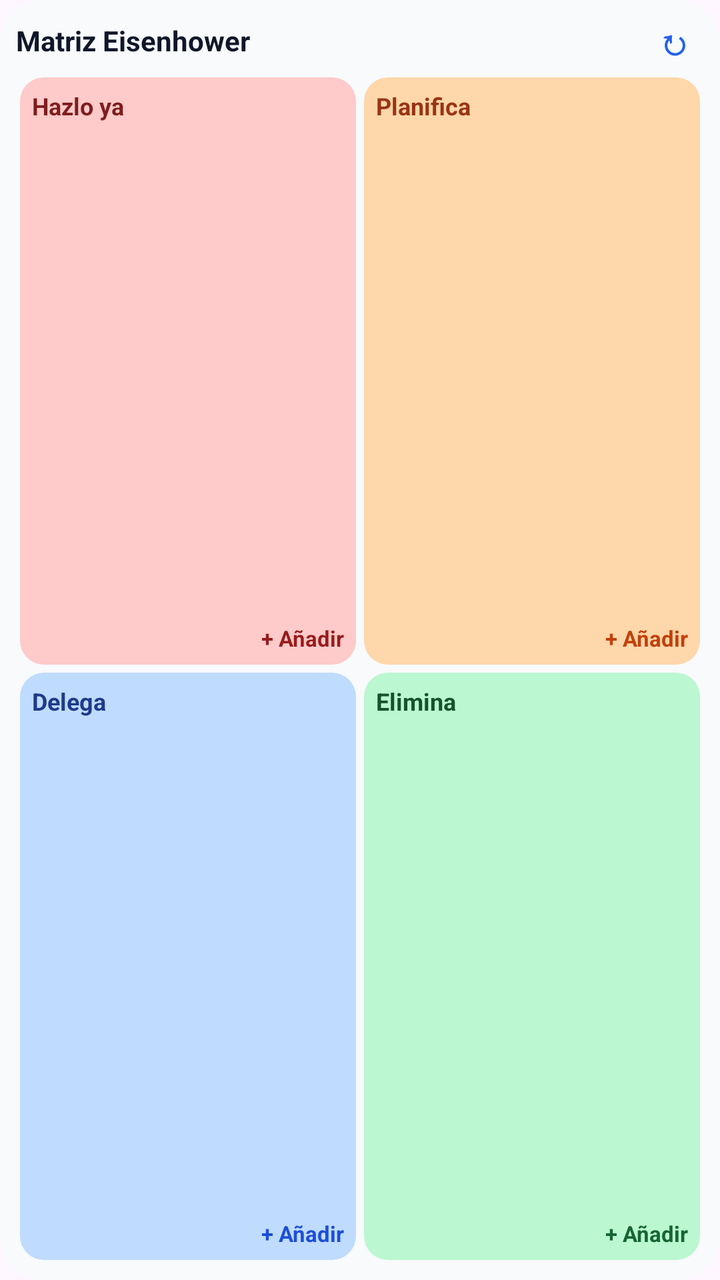
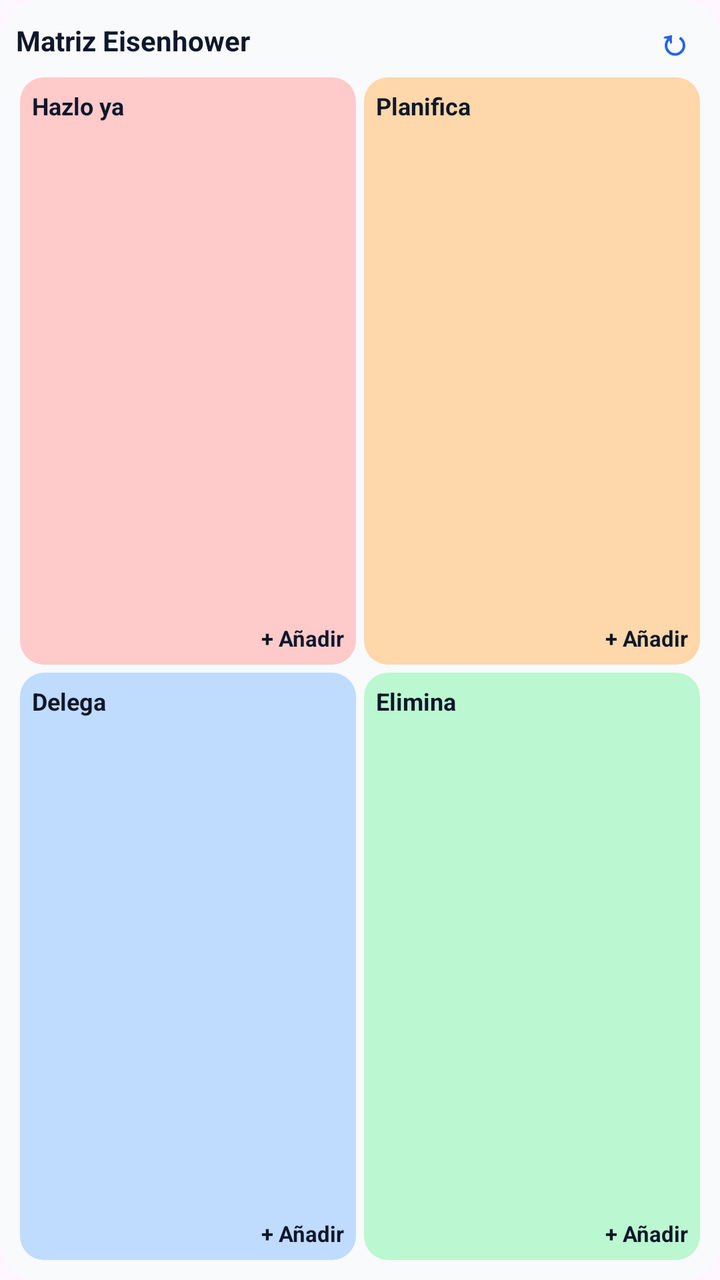

Two renders of the same Android screen: before a commit and after it. Below are the layout's source before the change and the commit's diff.
<!-- AndroidManifest.xml: application theme AppTheme -->
<!-- res/layout/eisenhower_widget.xml -->
<?xml version="1.0" encoding="utf-8"?>
<LinearLayout xmlns:android="http://schemas.android.com/apk/res/android"
    android:id="@+id/widget_root"
    android:layout_width="match_parent"
    android:layout_height="match_parent"
    android:background="@drawable/bg_widget"
    android:orientation="vertical"
    android:padding="8dp">

    <LinearLayout
        android:layout_width="match_parent"
        android:layout_height="wrap_content"
        android:gravity="center_vertical"
        android:orientation="horizontal"
        android:paddingBottom="4dp">

        <TextView
            android:id="@+id/widget_header"
            android:layout_width="0dp"
            android:layout_height="wrap_content"
            android:layout_weight="1"
            android:ellipsize="end"
            android:maxLines="1"
            android:text="@string/widget_header"
            android:textColor="#0F172A"
            android:textSize="14sp"
            android:textStyle="bold" />

        <TextView
            android:id="@+id/widget_sync"
            android:layout_width="wrap_content"
            android:layout_height="wrap_content"
            android:paddingStart="10dp"
            android:paddingEnd="6dp"
            android:text="↻"
            android:textColor="#2563EB"
            android:textSize="18sp"
            android:textStyle="bold" />
    </LinearLayout>

    <LinearLayout
        android:layout_width="match_parent"
        android:layout_height="0dp"
        android:layout_weight="1"
        android:baselineAligned="false"
        android:orientation="horizontal">

        
        <LinearLayout
            android:layout_width="0dp"
            android:layout_height="match_parent"
            android:layout_weight="1"
            android:orientation="vertical">

            <LinearLayout
                android:id="@+id/q1_card"
                android:layout_width="match_parent"
                android:layout_height="0dp"
                android:layout_margin="2dp"
                android:layout_weight="1"
                android:background="@drawable/bg_q1"
                android:orientation="vertical"
                android:padding="6dp">

                <TextView
                    android:id="@+id/q1_title"
                    android:layout_width="match_parent"
                    android:layout_height="wrap_content"
                    android:ellipsize="end"
                    android:maxLines="1"
                    android:text="@string/q1_title"
                    android:textColor="#7F1D1D"
                    android:textSize="12sp"
                    android:textStyle="bold" />

                <LinearLayout
                    android:id="@+id/q1_tasks"
                    android:layout_width="match_parent"
                    android:layout_height="0dp"
                    android:layout_weight="1"
                    android:orientation="vertical"
                    android:paddingTop="2dp" />

                <TextView
                    android:id="@+id/q1_add"
                    android:layout_width="match_parent"
                    android:layout_height="wrap_content"
                    android:gravity="end"
                    android:paddingTop="2dp"
                    android:text="@string/add_task"
                    android:textColor="#991B1B"
                    android:textSize="11sp"
                    android:textStyle="bold" />
            </LinearLayout>

            <LinearLayout
                android:id="@+id/q3_card"
                android:layout_width="match_parent"
                android:layout_height="0dp"
                android:layout_margin="2dp"
                android:layout_weight="1"
                android:background="@drawable/bg_q3"
                android:orientation="vertical"
                android:padding="6dp">

                <TextView
                    android:id="@+id/q3_title"
                    android:layout_width="match_parent"
                    android:layout_height="wrap_content"
                    android:ellipsize="end"
                    android:maxLines="1"
                    android:text="@string/q3_title"
                    android:textColor="#1E3A8A"
                    android:textSize="12sp"
                    android:textStyle="bold" />

                <LinearLayout
                    android:id="@+id/q3_tasks"
                    android:layout_width="match_parent"
                    android:layout_height="0dp"
                    android:layout_weight="1"
                    android:orientation="vertical"
                    android:paddingTop="2dp" />

                <TextView
                    android:id="@+id/q3_add"
                    android:layout_width="match_parent"
                    android:layout_height="wrap_content"
                    android:gravity="end"
                    android:paddingTop="2dp"
                    android:text="@string/add_task"
                    android:textColor="#1D4ED8"
                    android:textSize="11sp"
                    android:textStyle="bold" />
            </LinearLayout>
        </LinearLayout>

        
        <LinearLayout
            android:layout_width="0dp"
            android:layout_height="match_parent"
            android:layout_weight="1"
            android:orientation="vertical">

            <LinearLayout
                android:id="@+id/q2_card"
                android:layout_width="match_parent"
                android:layout_height="0dp"
                android:layout_margin="2dp"
                android:layout_weight="1"
                android:background="@drawable/bg_q2"
                android:orientation="vertical"
                android:padding="6dp">

                <TextView
                    android:id="@+id/q2_title"
                    android:layout_width="match_parent"
                    android:layout_height="wrap_content"
                    android:ellipsize="end"
                    android:maxLines="1"
                    android:text="@string/q2_title"
                    android:textColor="#9A3412"
                    android:textSize="12sp"
                    android:textStyle="bold" />

                <LinearLayout
                    android:id="@+id/q2_tasks"
                    android:layout_width="match_parent"
                    android:layout_height="0dp"
                    android:layout_weight="1"
                    android:orientation="vertical"
                    android:paddingTop="2dp" />

                <TextView
                    android:id="@+id/q2_add"
                    android:layout_width="match_parent"
                    android:layout_height="wrap_content"
                    android:gravity="end"
                    android:paddingTop="2dp"
                    android:text="@string/add_task"
                    android:textColor="#C2410C"
                    android:textSize="11sp"
                    android:textStyle="bold" />
            </LinearLayout>

            <LinearLayout
                android:id="@+id/q4_card"
                android:layout_width="match_parent"
                android:layout_height="0dp"
                android:layout_margin="2dp"
                android:layout_weight="1"
                android:background="@drawable/bg_q4"
                android:orientation="vertical"
                android:padding="6dp">

                <TextView
                    android:id="@+id/q4_title"
                    android:layout_width="match_parent"
                    android:layout_height="wrap_content"
                    android:ellipsize="end"
                    android:maxLines="1"
                    android:text="@string/q4_title"
                    android:textColor="#14532D"
                    android:textSize="12sp"
                    android:textStyle="bold" />

                <LinearLayout
                    android:id="@+id/q4_tasks"
                    android:layout_width="match_parent"
                    android:layout_height="0dp"
                    android:layout_weight="1"
                    android:orientation="vertical"
                    android:paddingTop="2dp" />

                <TextView
                    android:id="@+id/q4_add"
                    android:layout_width="match_parent"
                    android:layout_height="wrap_content"
                    android:gravity="end"
                    android:paddingTop="2dp"
                    android:text="@string/add_task"
                    android:textColor="#166534"
                    android:textSize="11sp"
                    android:textStyle="bold" />
            </LinearLayout>
        </LinearLayout>
    </LinearLayout>
</LinearLayout>
<!-- resources referenced by this layout -->
<resources>
  <!-- drawable bg_q1 (drawable) -->
  <shape xmlns:android="http://schemas.android.com/apk/res/android">
      <solid android:color="#FECACA" /> 
      <corners android:radius="12dp" />
  </shape>
  <!-- drawable bg_q2 (drawable) -->
  <shape xmlns:android="http://schemas.android.com/apk/res/android">
      <solid android:color="#FED7AA" /> 
      <corners android:radius="12dp" />
  </shape>
  <!-- drawable bg_q3 (drawable) -->
  <shape xmlns:android="http://schemas.android.com/apk/res/android">
      <solid android:color="#BFDBFE" /> 
      <corners android:radius="12dp" />
  </shape>
  <!-- drawable bg_q4 (drawable) -->
  <shape xmlns:android="http://schemas.android.com/apk/res/android">
      <solid android:color="#BBF7D0" /> 
      <corners android:radius="12dp" />
  </shape>
  <!-- drawable bg_widget (drawable) -->
  <shape xmlns:android="http://schemas.android.com/apk/res/android">
      <solid android:color="#F8FAFC" />
      <corners android:radius="22dp" />
  </shape>
  <string name="add_task">+ Añadir</string>
  <string name="q1_title">Hazlo ya</string>
  <string name="q2_title">Planifica</string>
  <string name="q3_title">Delega</string>
  <string name="q4_title">Elimina</string>
  <string name="widget_header">Matriz Eisenhower</string>
  <style name="AppTheme" parent="Theme.Material3.Light.NoActionBar">
          <item name="colorPrimary">#2563EB</item>
          <item name="android:statusBarColor">#0F172A</item>
          <item name="android:navigationBarColor">#0F172A</item>
      </style>
</resources>

<!-- the commit's change to res/layout/eisenhower_widget.xml (unified diff, before → after) -->
@@ -7,6 +7,7 @@
     android:orientation="vertical"
     android:padding="8dp">
 
+    
     <LinearLayout
         android:layout_width="match_parent"
         android:layout_height="wrap_content"
@@ -52,86 +53,16 @@
             android:layout_weight="1"
             android:orientation="vertical">
 
-            <LinearLayout
-                android:id="@+id/q1_card"
-                android:layout_width="match_parent"
-                android:layout_height="0dp"
-                android:layout_margin="2dp"
-                android:layout_weight="1"
-                android:background="@drawable/bg_q1"
-                android:orientation="vertical"
-                android:padding="6dp">
-
-                <TextView
-                    android:id="@+id/q1_title"
-                    android:layout_width="match_parent"
-                    android:layout_height="wrap_content"
-                    android:ellipsize="end"
-                    android:maxLines="1"
-                    android:text="@string/q1_title"
-                    android:textColor="#7F1D1D"
-                    android:textSize="12sp"
-                    android:textStyle="bold" />
-
-                <LinearLayout
-                    android:id="@+id/q1_tasks"
-                    android:layout_width="match_parent"
-                    android:layout_height="0dp"
-                    android:layout_weight="1"
-                    android:orientation="vertical"
-                    android:paddingTop="2dp" />
-
-                <TextView
-                    android:id="@+id/q1_add"
-                    android:layout_width="match_parent"
-                    android:layout_height="wrap_content"
-                    android:gravity="end"
-                    android:paddingTop="2dp"
-                    android:text="@string/add_task"
-                    android:textColor="#991B1B"
-                    android:textSize="11sp"
-                    android:textStyle="bold" />
+            <LinearLayout android:id="@+id/q1_card" android:layout_width="match_parent" android:layout_height="0dp" android:layout_margin="2dp" android:layout_weight="1" android:background="@drawable/bg_q1" android:orientation="vertical" android:padding="6dp">
+                <TextView android:id="@+id/q1_title" android:layout_width="match_parent" android:layout_height="wrap_content" android:ellipsize="end" android:maxLines="1" android:text="@string/q1_title" android:textColor="#0F172A" android:textSize="12sp" android:textStyle="bold" />
+                <ListView android:id="@+id/q1_tasks" android:layout_width="match_parent" android:layout_height="0dp" android:layout_weight="1" android:paddingTop="2dp" />
+                <TextView android:id="@+id/q1_add" android:layout_width="match_parent" android:layout_height="wrap_content" android:gravity="end" android:paddingTop="2dp" android:text="@string/add_task" android:textColor="#0F172A" android:textSize="11sp" android:textStyle="bold" />
             </LinearLayout>
 
-            <LinearLayout
-                android:id="@+id/q3_card"
-                android:layout_width="match_parent"
-                android:layout_height="0dp"
-                android:layout_margin="2dp"
-                android:layout_weight="1"
-                android:background="@drawable/bg_q3"
-                android:orientation="vertical"
-                android:padding="6dp">
-
-                <TextView
-                    android:id="@+id/q3_title"
-                    android:layout_width="match_parent"
-                    android:layout_height="wrap_content"
-                    android:ellipsize="end"
-                    android:maxLines="1"
-                    android:text="@string/q3_title"
-                    android:textColor="#1E3A8A"
-                    android:textSize="12sp"
-                    android:textStyle="bold" />
-
-                <LinearLayout
-                    android:id="@+id/q3_tasks"
-                    android:layout_width="match_parent"
-                    android:layout_height="0dp"
-                    android:layout_weight="1"
-                    android:orientation="vertical"
-                    android:paddingTop="2dp" />
-
-                <TextView
-                    android:id="@+id/q3_add"
-                    android:layout_width="match_parent"
-                    android:layout_height="wrap_content"
-                    android:gravity="end"
-                    android:paddingTop="2dp"
-                    android:text="@string/add_task"
-                    android:textColor="#1D4ED8"
-                    android:textSize="11sp"
-                    android:textStyle="bold" />
+            <LinearLayout android:id="@+id/q3_card" android:layout_width="match_parent" android:layout_height="0dp" android:layout_margin="2dp" android:layout_weight="1" android:background="@drawable/bg_q3" android:orientation="vertical" android:padding="6dp">
+                <TextView android:id="@+id/q3_title" android:layout_width="match_parent" android:layout_height="wrap_content" android:ellipsize="end" android:maxLines="1" android:text="@string/q3_title" android:textColor="#0F172A" android:textSize="12sp" android:textStyle="bold" />
+                <ListView android:id="@+id/q3_tasks" android:layout_width="match_parent" android:layout_height="0dp" android:layout_weight="1" android:paddingTop="2dp" />
+                <TextView android:id="@+id/q3_add" android:layout_width="match_parent" android:layout_height="wrap_content" android:gravity="end" android:paddingTop="2dp" android:text="@string/add_task" android:textColor="#0F172A" android:textSize="11sp" android:textStyle="bold" />
             </LinearLayout>
         </LinearLayout>
 
@@ -142,86 +73,16 @@
             android:layout_weight="1"
             android:orientation="vertical">
 
-            <LinearLayout
-                android:id="@+id/q2_card"
-                android:layout_width="match_parent"
-                android:layout_height="0dp"
-                android:layout_margin="2dp"
-                android:layout_weight="1"
-                android:background="@drawable/bg_q2"
-                android:orientation="vertical"
-                android:padding="6dp">
-
-                <TextView
-                    android:id="@+id/q2_title"
-                    android:layout_width="match_parent"
-                    android:layout_height="wrap_content"
-                    android:ellipsize="end"
-                    android:maxLines="1"
-                    android:text="@string/q2_title"
-                    android:textColor="#9A3412"
-                    android:textSize="12sp"
-                    android:textStyle="bold" />
-
-                <LinearLayout
-                    android:id="@+id/q2_tasks"
-                    android:layout_width="match_parent"
-                    android:layout_height="0dp"
-                    android:layout_weight="1"
-                    android:orientation="vertical"
-                    android:paddingTop="2dp" />
-
-                <TextView
-                    android:id="@+id/q2_add"
-                    android:layout_width="match_parent"
-                    android:layout_height="wrap_content"
-                    android:gravity="end"
-                    android:paddingTop="2dp"
-                    android:text="@string/add_task"
-                    android:textColor="#C2410C"
-                    android:textSize="11sp"
-                    android:textStyle="bold" />
+            <LinearLayout android:id="@+id/q2_card" android:layout_width="match_parent" android:layout_height="0dp" android:layout_margin="2dp" android:layout_weight="1" android:background="@drawable/bg_q2" android:orientation="vertical" android:padding="6dp">
+                <TextView android:id="@+id/q2_title" android:layout_width="match_parent" android:layout_height="wrap_content" android:ellipsize="end" android:maxLines="1" android:text="@string/q2_title" android:textColor="#0F172A" android:textSize="12sp" android:textStyle="bold" />
+                <ListView android:id="@+id/q2_tasks" android:layout_width="match_parent" android:layout_height="0dp" android:layout_weight="1" android:paddingTop="2dp" />
+                <TextView android:id="@+id/q2_add" android:layout_width="match_parent" android:layout_height="wrap_content" android:gravity="end" android:paddingTop="2dp" android:text="@string/add_task" android:textColor="#0F172A" android:textSize="11sp" android:textStyle="bold" />
             </LinearLayout>
 
-            <LinearLayout
-                android:id="@+id/q4_card"
-                android:layout_width="match_parent"
-                android:layout_height="0dp"
-                android:layout_margin="2dp"
-                android:layout_weight="1"
-                android:background="@drawable/bg_q4"
-                android:orientation="vertical"
-                android:padding="6dp">
-
-                <TextView
-                    android:id="@+id/q4_title"
-                    android:layout_width="match_parent"
-                    android:layout_height="wrap_content"
-                    android:ellipsize="end"
-                    android:maxLines="1"
-                    android:text="@string/q4_title"
-                    android:textColor="#14532D"
-                    android:textSize="12sp"
-                    android:textStyle="bold" />
-
-                <LinearLayout
-                    android:id="@+id/q4_tasks"
-                    android:layout_width="match_parent"
-                    android:layout_height="0dp"
-                    android:layout_weight="1"
-                    android:orientation="vertical"
-                    android:paddingTop="2dp" />
-
-                <TextView
-                    android:id="@+id/q4_add"
-                    android:layout_width="match_parent"
-                    android:layout_height="wrap_content"
-                    android:gravity="end"
-                    android:paddingTop="2dp"
-                    android:text="@string/add_task"
-                    android:textColor="#166534"
-                    android:textSize="11sp"
-                    android:textStyle="bold" />
+            <LinearLayout android:id="@+id/q4_card" android:layout_width="match_parent" android:layout_height="0dp" android:layout_margin="2dp" android:layout_weight="1" android:background="@drawable/bg_q4" android:orientation="vertical" android:padding="6dp">
+                <TextView android:id="@+id/q4_title" android:layout_width="match_parent" android:layout_height="wrap_content" android:ellipsize="end" android:maxLines="1" android:text="@string/q4_title" android:textColor="#0F172A" android:textSize="12sp" android:textStyle="bold" />
+                <ListView android:id="@+id/q4_tasks" android:layout_width="match_parent" android:layout_height="0dp" android:layout_weight="1" android:paddingTop="2dp" />
+                <TextView android:id="@+id/q4_add" android:layout_width="match_parent" android:layout_height="wrap_content" android:gravity="end" android:paddingTop="2dp" android:text="@string/add_task" android:textColor="#0F172A" android:textSize="11sp" android:textStyle="bold" />
             </LinearLayout>
         </LinearLayout>
     </LinearLayout>
